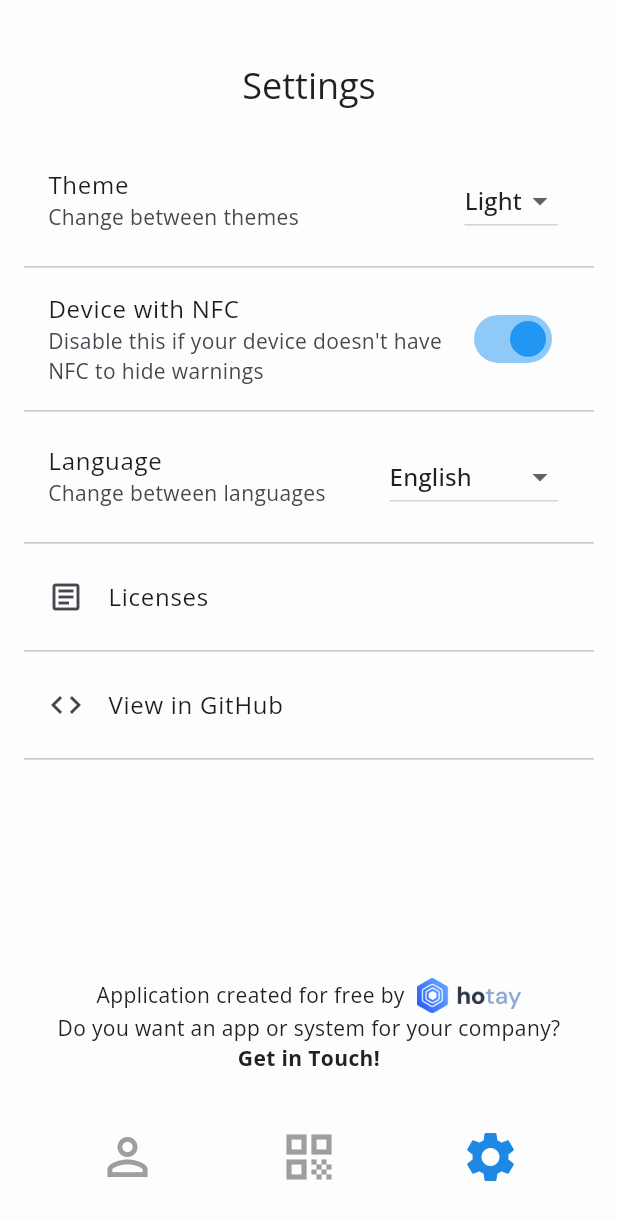
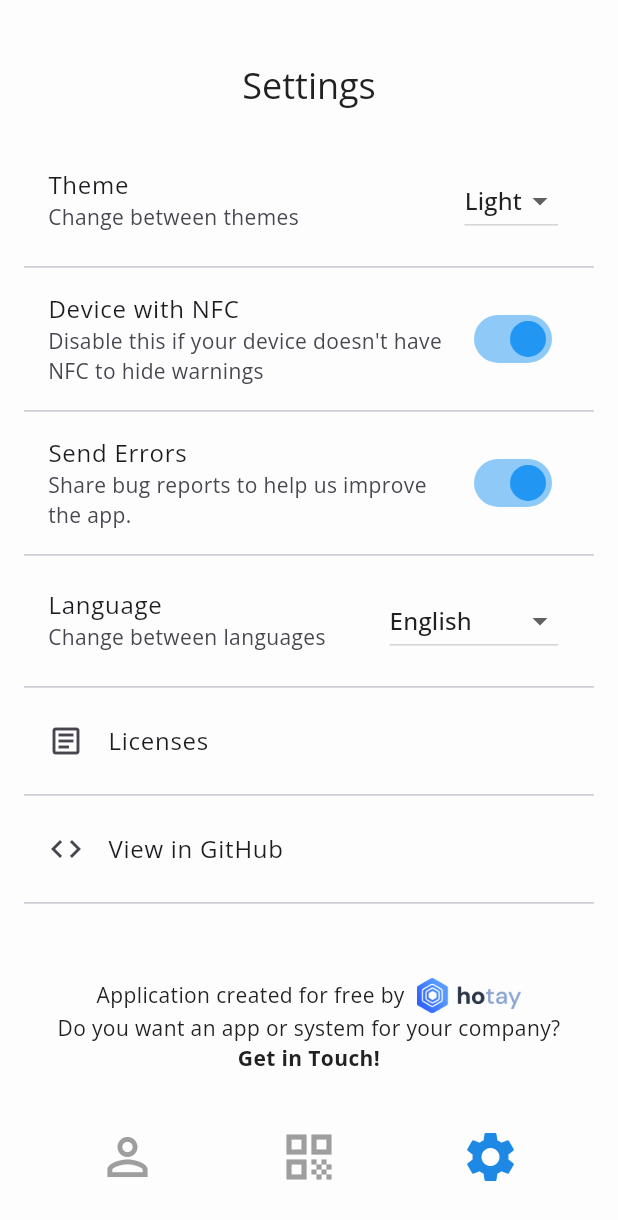
Before and after one commit to hotaydev/professional-contact-app, a Flutter app: the screen it shows after launch, item 3 of the bottom bar chosen, on a phone screen of 412 x 824 dp. Shown: the top 1220 px of the screen. Run offline on Flutter 3.47's test engine with Material 3 defaults, Android fonts, the phone set to English and light mode, and no system bars; our stand-ins replace easy_localization, qr_flutter, share_plus, shared_preferences; missing offline and left inert: nfc_manager.

Commit message:
chore: error handler (wip)

```diff
--- a/assets/translations/en.json
+++ b/assets/translations/en.json
@@ -21,6 +21,10 @@
     "nfc": {
       "title": "Device with NFC",
       "subtitle": "Disable this if your device doesn't have NFC to hide warnings"
+    },
+    "errorTrack": {
+      "title": "Send Errors",
+      "subtitle": "Share bug reports to help us improve the app."
     },
     "language": {
       "title": "Language",
--- a/assets/translations/pt.json
+++ b/assets/translations/pt.json
@@ -21,6 +21,10 @@
     "nfc": {
       "title": "Dispositivo com NFC",
       "subtitle": "Desative isso se o seu dispositivo não tiver NFC para ocultar avisos"
+    },
+    "errorTrack": {
+      "title": "Enviar Erros",
+      "subtitle": "Compartilhe relatórios de erros para nos ajudar a melhorar o aplicativo"
     },
     "language": {
       "title": "Idioma",
--- a/lib/main.dart
+++ b/lib/main.dart
@@ -1,11 +1,14 @@
+import 'dart:async';
 import 'package:easy_localization/easy_localization.dart';
 import 'package:flutter/material.dart';
+import 'package:professional_contact/helpers/error_handler.dart';
 import 'package:professional_contact/widgets/layout.dart';
 import 'package:professional_contact/helpers/theme.dart';
 import 'package:provider/provider.dart';
 import 'package:shared_preferences/shared_preferences.dart';
 
 Future<void> main() async {
+  runZonedGuarded(() async {
     WidgetsFlutterBinding.ensureInitialized();
     await EasyLocalization.ensureInitialized();
 
@@ -25,6 +28,9 @@ Future<void> main() async {
         ),
       ),
     );
+  }, (exception, stackTrace) async {
+    await ErrorHandler(exception, stackTrace).capture();
+  });
 }
 
 class MyApp extends StatefulWidget {
--- a/lib/views/settings.dart
+++ b/lib/views/settings.dart
@@ -31,6 +31,8 @@ class SettingsView extends StatelessWidget {
               ThemeSelector(preferences: preferences),
               Divider(),
               NfcToggle(preferences: preferences),
+              Divider(),
+              ErrorTrackingReportToggle(preferences: preferences),
               Divider(),
               LanguageSelector(),
               Divider(),
@@ -181,6 +183,43 @@ class _NfcToggleState extends State<NfcToggle> {
   }
 }
 
+class ErrorTrackingReportToggle extends StatefulWidget {
+  final SharedPreferences preferences;
+
+  const ErrorTrackingReportToggle({super.key, required this.preferences});
+
+  @override
+  State<ErrorTrackingReportToggle> createState() =>
+      _ErrorTrackingReportToggleState();
+}
+
+class _ErrorTrackingReportToggleState extends State<ErrorTrackingReportToggle> {
+  late bool errorTrackingEnabled;
+
+  @override
+  void initState() {
+    super.initState();
+    errorTrackingEnabled =
+        widget.preferences.getBool('shareExceptions') ?? true;
+  }
+
+  @override
+  Widget build(BuildContext context) {
+    return SwitchListTile(
+      title: Text('settings.errorTrack.title'.tr()),
+      subtitle: Text('settings.errorTrack.subtitle'.tr()),
+      activeColor: Colors.blue.shade500,
+      value: errorTrackingEnabled,
+      onChanged: (value) {
+        setState(() {
+          errorTrackingEnabled = value;
+        });
+        widget.preferences.setBool('shareExceptions', value);
+      },
+    );
+  }
+}
+
 class LanguageSelector extends StatelessWidget {
   const LanguageSelector({super.key});
 
```
Also changed, not shown: lib/helpers/error_handler.dart (added, +20 -0 lines), 2 other files. Lines whose indentation alone changed are shown as unchanged.
